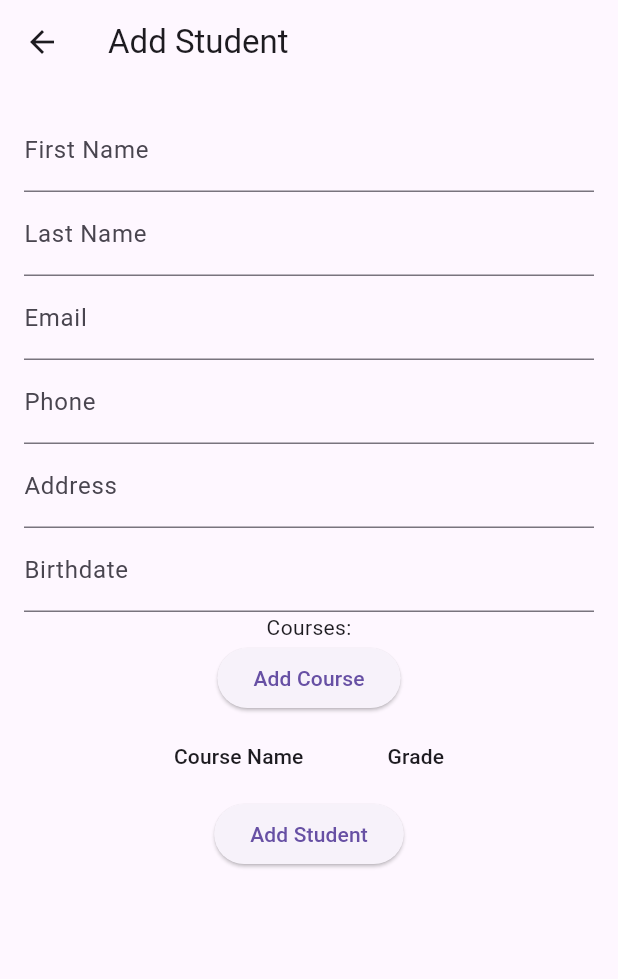
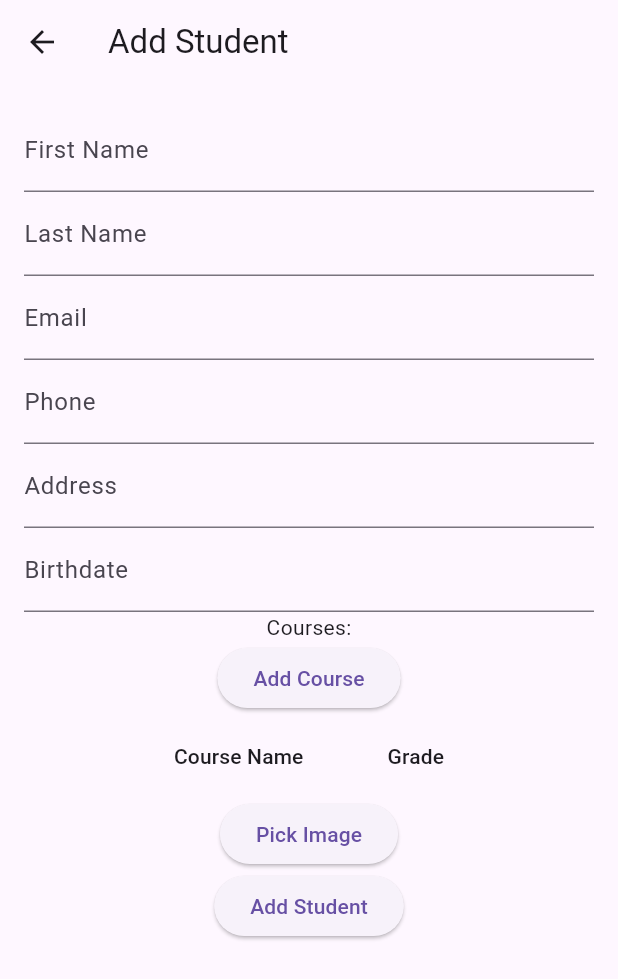
Before and after one commit to Tasnime26/Student_CRUD_Flutter_Json, a Flutter app: the AddStudentPage screen opened by its route, on a phone screen of 412 x 824 dp. Shown: the top 979 px of the screen. Run offline on Flutter 3.47's test engine with Material 3 defaults, Android fonts, the phone set to English and light mode, and no system bars; our stand-ins replace image_picker; network calls fail.

Commit message:
second commit

```diff
--- a/lib/Students.dart
+++ b/lib/Students.dart
@@ -7,6 +7,7 @@ class Student {
   final String phone;
   final String address;
   final List<Course> courses;
+  final String? image; // Add image property
 
   Student({
     required this.id,
@@ -16,8 +17,9 @@ class Student {
     required this.email,
     required this.phone,
     required this.address,
+    this.image, // Make image an optional parameter
     List<Course>? courses, // Make courses an optional parameter
-  }) : courses = courses ?? []; // i Initialized courses to an empty list if not provided
+  })  : courses = courses ?? [];
 
   factory Student.fromJson(Map<String, dynamic> json) {
     List<dynamic> courseData = json['courses'];
@@ -33,30 +35,12 @@ class Student {
       phone: json['phone'],
       address: json['address'],
       courses: studentCourses,
+      image: json['image'] ?? '', // Assign the 'image' property from JSON to the 'image' property in the class
     );
   }
 }
 
 
-/*class Course {
-  final int courseId;
-  final String courseName;
-  final String grade;
-
-  Course({
-    required this.courseId,
-    required this.courseName,
-    required this.grade,
-  });
-
-  factory Course.fromJson(Map<String, dynamic> json) {
-    return Course(
-      courseId: json['id'],
-      courseName: json['course_name'],
-      grade: json['grade'],
-    );
-  }
-}*/
 class Course {
   final String courseName;
   final String grade;
@@ -81,7 +65,6 @@ class Course {
   }
 }
 
-
 class UniqueIdGenerator {
   static int _lastId = 0;
 
--- a/lib/add_student_page.dart
+++ b/lib/add_student_page.dart
@@ -1,7 +1,10 @@
+import 'dart:convert';
+import 'dart:io';
 import 'package:flutter/material.dart';
 import 'package:http/http.dart' as http;
-import 'dart:convert';
+import 'package:image_picker/image_picker.dart';
 import 'package:flutter_json/Students.dart';
+
 class AddStudentPage extends StatefulWidget {
   @override
   _AddStudentPageState createState() => _AddStudentPageState();
@@ -15,6 +18,7 @@ class _AddStudentPageState extends State<AddStudentPage> {
   final TextEditingController addressController = TextEditingController();
   final TextEditingController birthdateController = TextEditingController();
   final List<Course> courses = [];
+  File? _selectedImage;
 
   @override
   Widget build(BuildContext context) {
@@ -81,6 +85,24 @@ class _AddStudentPageState extends State<AddStudentPage> {
                         ))
                     .toList(),
               ),
+              // Image picker button
+              ElevatedButton(
+                onPressed: () {
+                  _pickImage();
+                },
+                child: Text('Pick Image'),
+              ),
+
+              // Display selected image
+              _selectedImage != null
+                  ? Image.file(
+                      _selectedImage!,
+                      height: 100,
+                      width: 100,
+                      fit: BoxFit.cover,
+                    )
+                  : Container(),
+
               ElevatedButton(
                 onPressed: () {
                   addStudent(
@@ -91,6 +113,7 @@ class _AddStudentPageState extends State<AddStudentPage> {
                     addressController.text,
                     birthdateController.text,
                     courses,
+                    _selectedImage,
                   );
                   Navigator.pop(context);
                 },
@@ -102,13 +125,23 @@ class _AddStudentPageState extends State<AddStudentPage> {
       ),
     );
   }
+  // Image picker method
+  Future<void> _pickImage() async {
+    final picker = ImagePicker();//The ImagePicker object (picker) is created from the image_picker package.
+    final pickedFile = await picker.pickImage(source: ImageSource.gallery);//open device gallery
+
+    if (pickedFile != null) {
+      setState(() {//update the state of the widget.after adding the image
+        _selectedImage = File(pickedFile.path);
+      });
+    }
+  }
 
   void _addCourse() {
     setState(() {
       courses.add(Course());
     });
   }
-
 
   void addStudent(
     String firstName,
@@ -118,6 +151,7 @@ class _AddStudentPageState extends State<AddStudentPage> {
     String address,
     String birthdate,
     List<Course> courses,
+    File? image,
   ) async {
     String apiUrl = "http://192.168.56.1:3004/students";
 
@@ -129,6 +163,7 @@ class _AddStudentPageState extends State<AddStudentPage> {
       'address': address,
       'birthdate': birthdate,
       'courses': courses.map((course) => course.toJson()).toList(),
+      'image': image != null ? base64Encode(image.readAsBytesSync()) : null,
     };
 
     String jsonBody = json.encode(studentData);
@@ -155,6 +190,7 @@ class _AddStudentPageState extends State<AddStudentPage> {
   }
 }
 
+
 class Course {
   String courseName = '';
   String grade = '';
--- a/pubspec.yaml
+++ b/pubspec.yaml
@@ -37,6 +37,7 @@ dependencies:
   # The following adds the Cupertino Icons font to your application.
   # Use with the CupertinoIcons class for iOS style icons.
   cupertino_icons: ^1.0.2
+  image_picker: ^1.0.5
 
 dev_dependencies:
   flutter_test:
```
Also changed, not shown: lib/StudentListWidget.dart (+53 -7 lines), pubspec.lock, 5 other files.
